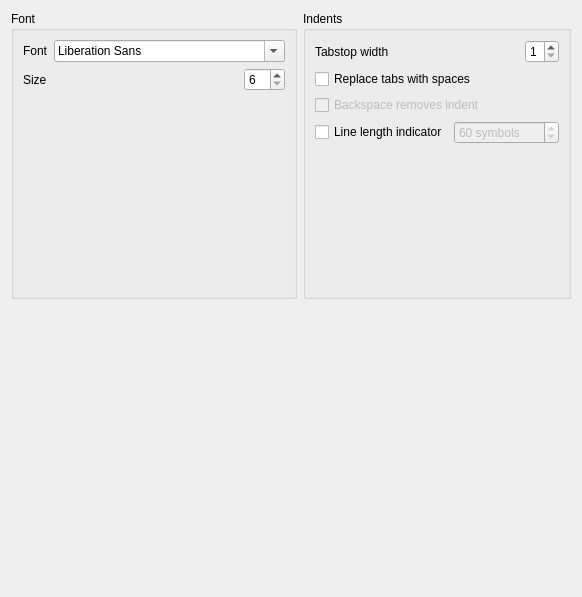
First picture: the form in src/app/ui/forms/EditorSettingsPage.ui, repository Mezomish/juffed, before the edit.
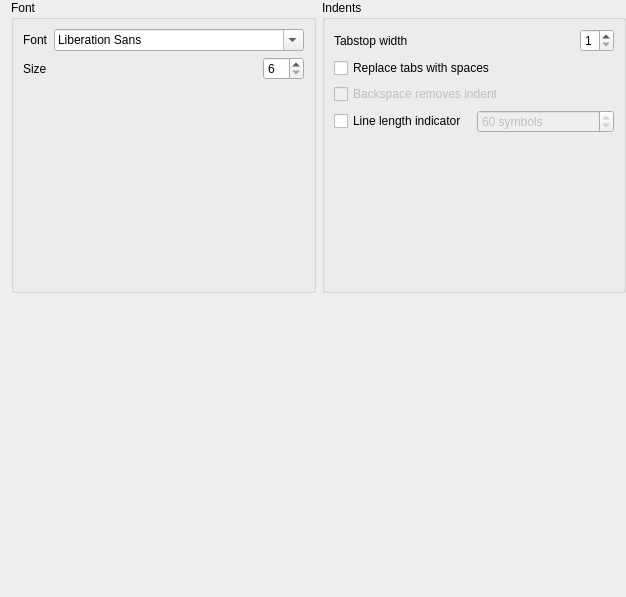
Second picture: the form after the edit.

Commit message: Unified content margins in settings

Diff of the .ui file:
```diff
--- a/src/app/ui/forms/EditorSettingsPage.ui
+++ b/src/app/ui/forms/EditorSettingsPage.ui
@@ -6,7 +6,7 @@
    <rect>
     <x>0</x>
     <y>0</y>
-    <width>582</width>
+    <width>626</width>
     <height>597</height>
    </rect>
   </property>
@@ -14,6 +14,12 @@
    <string/>
   </property>
   <layout class="QGridLayout" name="gridLayout">
+   <property name="topMargin">
+    <number>0</number>
+   </property>
+   <property name="rightMargin">
+    <number>0</number>
+   </property>
    <item row="0" column="0">
     <widget class="QGroupBox" name="groupBox">
      <property name="title">
```
The commit also changes 7 other files.
